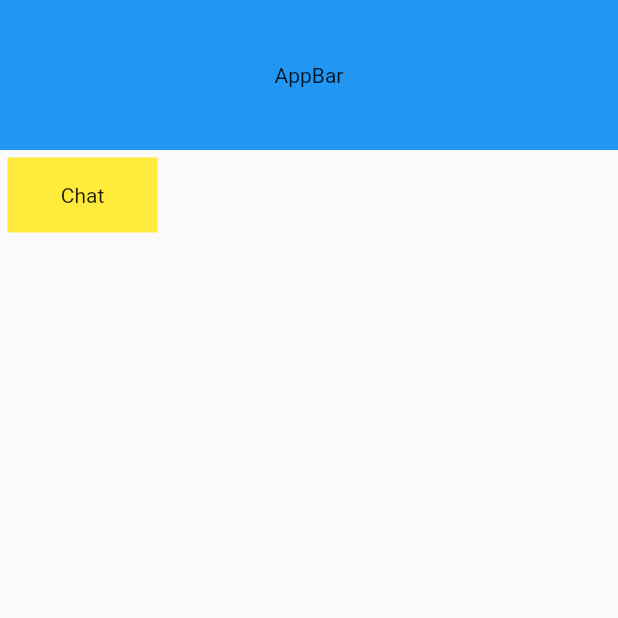
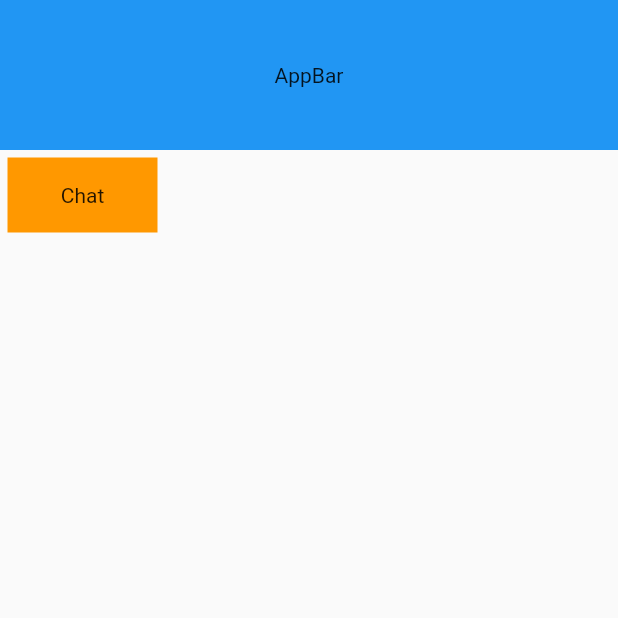
Before and after one commit to fabio-ericle/chatbot-ivy-v2, a Flutter app: the screen it shows after launch, on a phone screen of 412 x 824 dp, the top half of it. Run offline on Flutter 3.47's test engine with Material 2 defaults, Android fonts, the phone set to English and light mode, and no system bars.

Commit message:
Update home.dart

```diff
--- a/lib/src/pages/home/home.dart
+++ b/lib/src/pages/home/home.dart
@@ -25,7 +25,7 @@ class _HomePageState extends State<HomePage> {
                 margin: const EdgeInsets.all(5),
                 width: 100,
                 height: 50,
-                color: Colors.yellow,
+                color: Colors.orange,
                 child: InkWell(
                   onTap: () {
                     Navigator.push(
```
